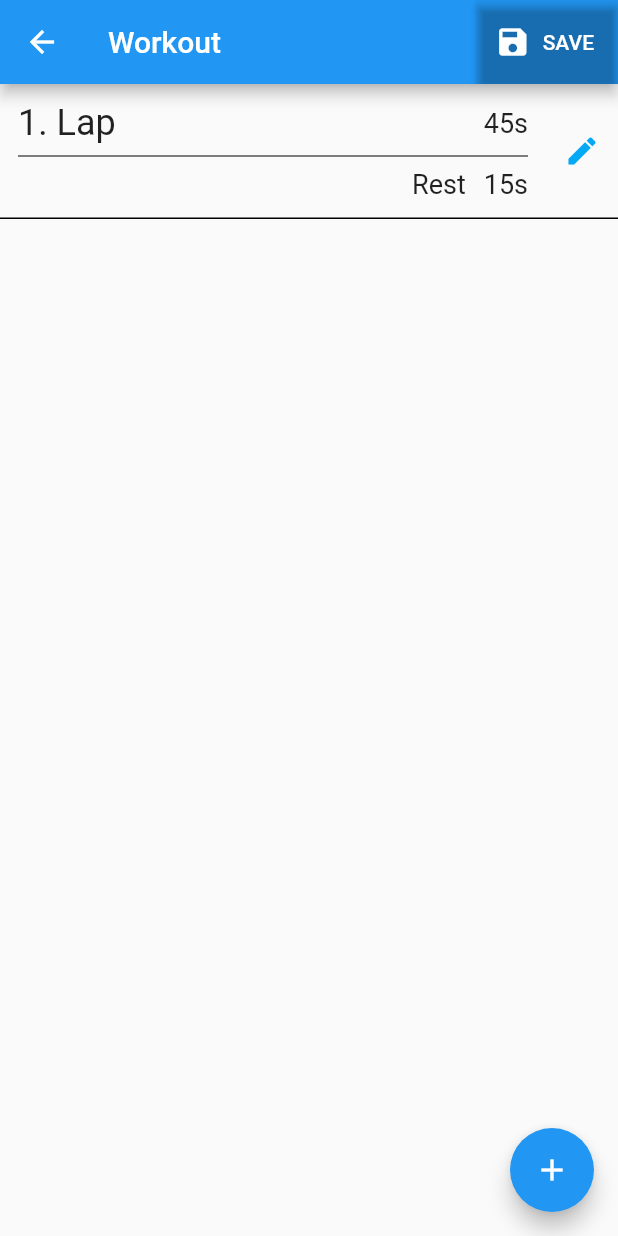
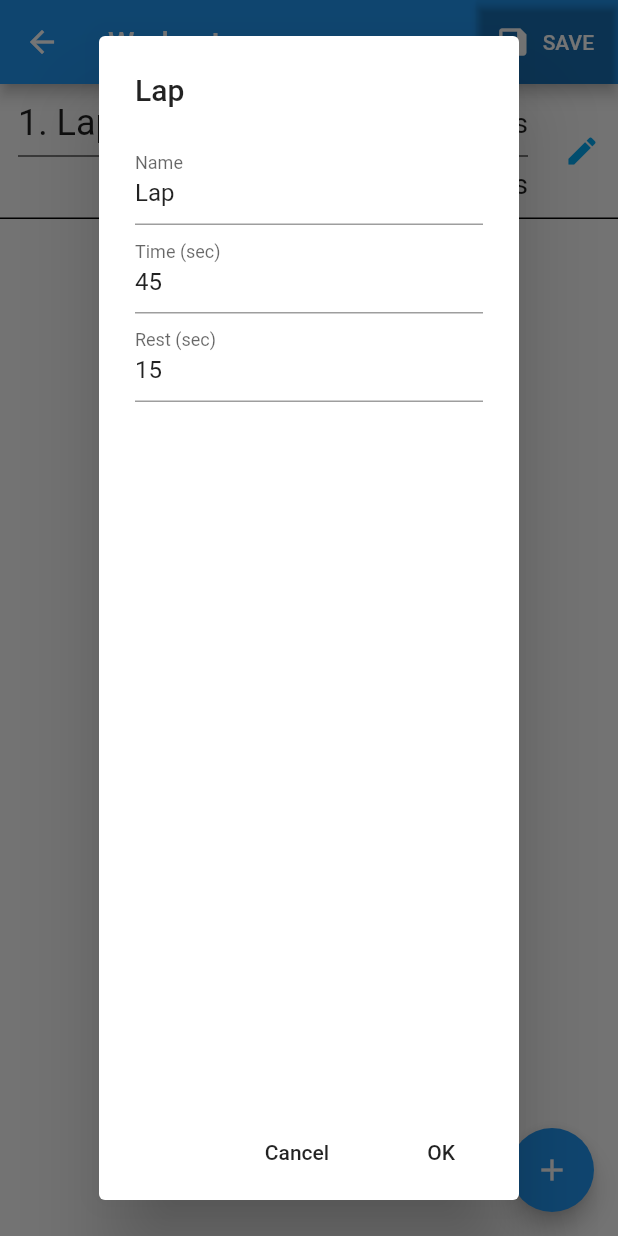
Before and after one commit to miyanokomiya/TimerXrd, a Flutter app: the EditWorkout screen opened directly with empty values, after a tap on the "add" icon, after a tap on the "edit" icon, on a phone screen of 412 x 824 dp. Run offline on Flutter 3.47's test engine with Material 2 defaults, Android fonts, the light colour scheme and no system bars.

Commit message:
edit lap

```diff
--- /dev/null
+++ b/lib/edit_lap_dialog.dart
@@ -0,0 +1,83 @@
+import 'package:flutter/material.dart';
+import './models/workout.dart';
+
+class EditLapDialog extends StatefulWidget {
+  final LapItem lapItem;
+
+  EditLapDialog({Key key, @required this.lapItem}) : super(key: key);
+
+  @override
+  State createState() => _EditLapDialogState(this.lapItem);
+}
+
+class _EditLapDialogState extends State<EditLapDialog> {
+  final LapItem lapItem;
+  final nameTextController = TextEditingController();
+  final timeTextController = TextEditingController();
+  final restTextController = TextEditingController();
+
+  _EditLapDialogState(this.lapItem) : super() {
+    nameTextController.text = this.lapItem.name;
+    timeTextController.text = this.lapItem.time.toString();
+    restTextController.text = this.lapItem.rest.toString();
+  }
+
+  @override
+  Widget build(BuildContext context) {
+    MaterialLocalizations localizations = MaterialLocalizations.of(context);
+    final List<Widget> actions = [
+      FlatButton(
+        child: Text(localizations.cancelButtonLabel),
+        onPressed: () => Navigator.pop(context),
+      ),
+      FlatButton(
+        child: Text(localizations.okButtonLabel),
+        onPressed: () {
+          String name = nameTextController.text;
+          int time = int.tryParse(timeTextController.text);
+          int rest = int.tryParse(restTextController.text);
+          LapItem lapItem = LapItem();
+          lapItem.name = name;
+          lapItem.time = time;
+          lapItem.rest = rest;
+          Navigator.pop<LapItem>(context, lapItem);
+        },
+      ),
+    ];
+    final AlertDialog dialog = AlertDialog(
+      title: Text("Lap"),
+      content: Column(children: [
+        TextField(
+          controller: nameTextController,
+          decoration: const InputDecoration(
+            labelText: 'Name',
+          ),
+          keyboardType: TextInputType.text,
+        ),
+        TextField(
+          controller: timeTextController,
+          decoration: InputDecoration(
+            labelText: 'Time (sec)',
+          ),
+          keyboardType: TextInputType.number,
+        ),
+        TextField(
+          controller: restTextController,
+          decoration: InputDecoration(
+            labelText: 'Rest (sec)',
+          ),
+          keyboardType: TextInputType.number,
+        ),
+      ]),
+      actions: actions,
+    );
+
+    return dialog;
+  }
+
+  @override
+  void dispose() {
+    timeTextController.dispose();
+    super.dispose();
+  }
+}
--- a/lib/edit_workout.dart
+++ b/lib/edit_workout.dart
@@ -1,5 +1,6 @@
 import 'package:flutter/material.dart';
 import './models/workout.dart';
+import './edit_lap_dialog.dart';
 
 class EditWorkout extends StatefulWidget {
   final Workout workout;
@@ -7,27 +8,49 @@ class EditWorkout extends StatefulWidget {
   EditWorkout({Key key, @required this.workout}) : super(key: key);
 
   @override
-  _EditWorkoutState createState() => _EditWorkoutState();
+  _EditWorkoutState createState() => _EditWorkoutState(this.workout.clone());
 }
 
 class _EditWorkoutState extends State<EditWorkout> {
+  Workout workout;
+
+  _EditWorkoutState(this.workout) : super();
+
   void _createLap() {
     setState(() {
-      widget.workout.lapItemList.add(LapItem());
+      this.workout.lapItemList.add(LapItem());
     });
   }
 
-  void _startEditLap(int lapIndex) {}
+  void _startEditLap(BuildContext context, int lapIndex) async {
+    LapItem input = await showTimerDialog(context, lapIndex);
+    if (input == null) return;
+
+    setState(() {
+      workout.lapItemList[lapIndex] = input;
+    });
+  }
+
   void _save(BuildContext context) {
     final snackBar =
         SnackBar(content: Text('Saved !!', style: TextStyle(fontSize: 24)));
     Scaffold.of(context).showSnackBar(snackBar);
   }
 
+  Future<LapItem> showTimerDialog(BuildContext context, int lapIndex) {
+    final Widget dialog = EditLapDialog(lapItem: workout.lapItemList[lapIndex]);
+    return showDialog(
+      context: context,
+      builder: (BuildContext context) {
+        return dialog;
+      },
+    );
+  }
+
   @override
   Widget build(BuildContext context) {
     return Scaffold(
-      appBar: AppBar(title: Text(widget.workout.name), actions: [
+      appBar: AppBar(title: Text(workout.name), actions: [
         Builder(
           builder: (BuildContext context) {
             return RaisedButton.icon(
@@ -42,11 +65,11 @@ class _EditWorkoutState extends State<EditWorkout> {
       ]),
       body: Center(
         child: ListView(
-            children: widget.workout.lapItemList
+            children: workout.lapItemList
                 .asMap()
                 .entries
                 .map((e) => getLapItemWidget(
-                    e.key, e.value, () => {_startEditLap(e.key)}))
+                    e.key, e.value, () => {_startEditLap(context, e.key)}))
                 .toList()),
       ),
       floatingActionButton: FloatingActionButton(
--- a/lib/models/workout.dart
+++ b/lib/models/workout.dart
@@ -3,6 +3,13 @@ class Workout {
   List<LapItem> lapItemList = [];
 
   Workout();
+
+  Workout clone() {
+    final ret = Workout();
+    ret.name = this.name;
+    ret.lapItemList = this.lapItemList.map((l) => l.clone()).toList();
+    return ret;
+  }
 }
 
 class LapGroup {
@@ -18,4 +25,12 @@ class LapItem {
   int rest = 15;
 
   LapItem();
+
+  LapItem clone() {
+    final ret = LapItem();
+    ret.name = this.name;
+    ret.time = this.time;
+    ret.rest = this.rest;
+    return ret;
+  }
 }
```
